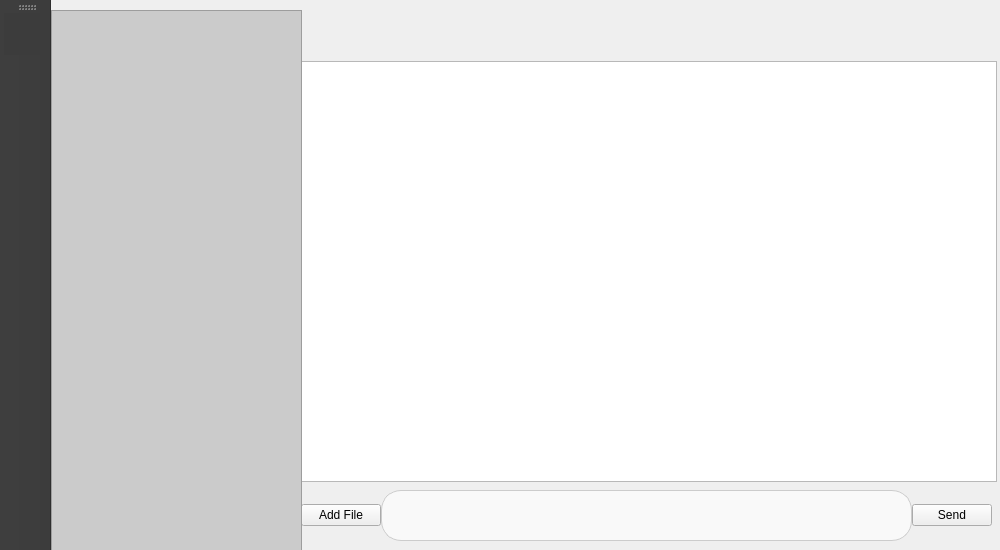
Old version of the form mainwindow.ui in the repository Pin5000ms/QtChat.
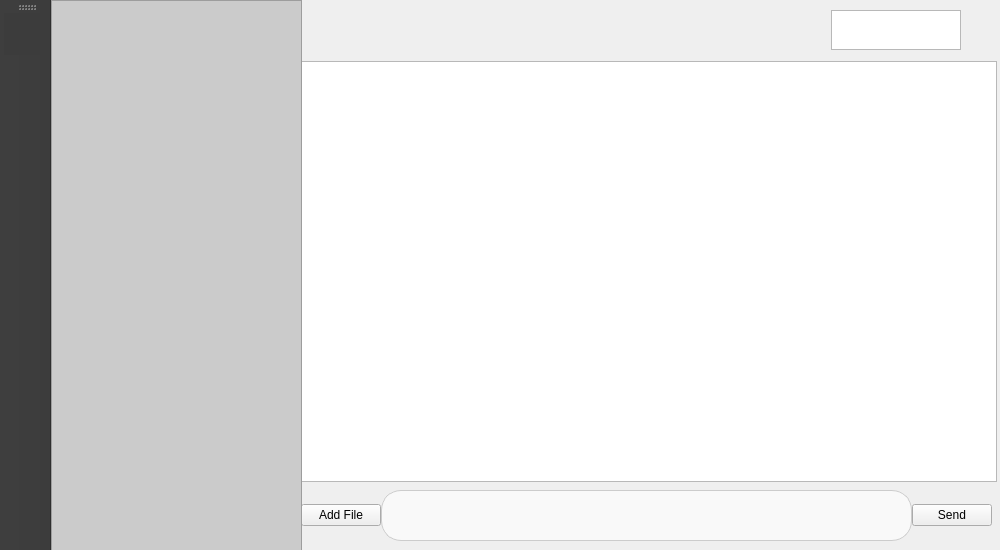
New version of the form. Icons and pictures are not drawn.

What changed in the file:
```diff
--- a/mainwindow.ui
+++ b/mainwindow.ui
@@ -75,9 +75,9 @@
     <property name="geometry">
      <rect>
       <x>0</x>
-      <y>10</y>
+      <y>0</y>
       <width>251</width>
-      <height>541</height>
+      <height>551</height>
      </rect>
     </property>
     <property name="styleSheet">
@@ -88,15 +88,39 @@
     <property name="geometry">
      <rect>
       <x>280</x>
-      <y>20</y>
-      <width>91</width>
-      <height>31</height>
+      <y>10</y>
+      <width>130</width>
+      <height>40</height>
      </rect>
     </property>
+    <property name="font">
+     <font>
+      <pointsize>12</pointsize>
+      <weight>75</weight>
+      <bold>true</bold>
+     </font>
+    </property>
     <property name="text">
      <string/>
     </property>
    </widget>
+   <widget class="QTextEdit" name="clientName">
+    <property name="geometry">
+     <rect>
+      <x>780</x>
+      <y>10</y>
+      <width>130</width>
+      <height>40</height>
+     </rect>
+    </property>
+    <property name="font">
+     <font>
+      <pointsize>12</pointsize>
+      <weight>75</weight>
+      <bold>true</bold>
+     </font>
+    </property>
+   </widget>
   </widget>
   <widget class="QToolBar" name="toolBar">
    <property name="windowTitle">
```
